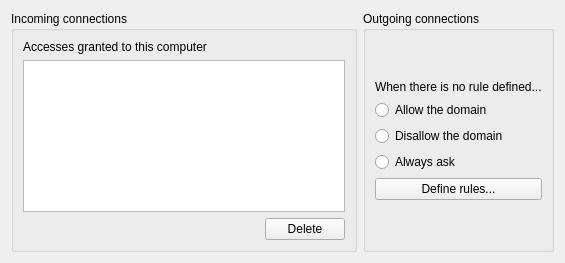
Before: the Qt Designer form kcontrol/remotewidgets/generalpage.ui in mgottschlag/kwin-tiling, drawn with Qt 5.
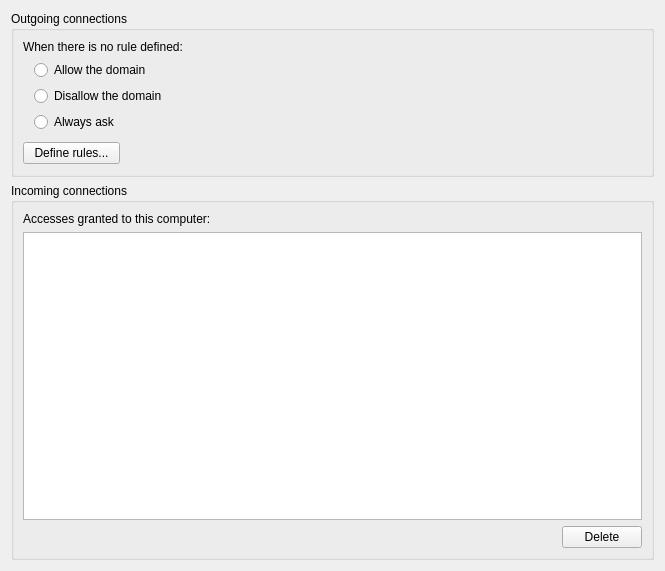
After: the same form once the commit is applied.

```diff
--- a/kcontrol/remotewidgets/generalpage.ui
+++ b/kcontrol/remotewidgets/generalpage.ui
@@ -6,128 +6,135 @@
    <rect>
     <x>0</x>
     <y>0</y>
-    <width>565</width>
-    <height>263</height>
+    <width>665</width>
+    <height>571</height>
    </rect>
   </property>
-  <layout class="QHBoxLayout" name="horizontalLayout">
-   <item>
-    <widget class="QGroupBox" name="groupBox">
-     <property name="title">
-      <string>Incoming connections</string>
-     </property>
-     <layout class="QGridLayout" name="gridLayout">
-      <item row="1" column="0">
-       <layout class="QVBoxLayout" name="verticalLayout_4">
-        <item>
-         <widget class="QTableWidget" name="tableWidget_2"/>
-        </item>
-        <item>
-         <layout class="QHBoxLayout" name="horizontalLayout_3">
-          <item>
-           <spacer name="horizontalSpacer_2">
-            <property name="orientation">
-             <enum>Qt::Horizontal</enum>
-            </property>
-            <property name="sizeHint" stdset="0">
-             <size>
-              <width>40</width>
-              <height>20</height>
-             </size>
-            </property>
-           </spacer>
-          </item>
-          <item>
-           <widget class="QPushButton" name="pushButton_4">
-            <property name="text">
-             <string>Delete</string>
-            </property>
-           </widget>
-          </item>
-         </layout>
-        </item>
-       </layout>
-      </item>
-      <item row="0" column="0">
-       <widget class="QLabel" name="label_3">
-        <property name="text">
-         <string>Accesses granted to this computer</string>
-        </property>
-       </widget>
-      </item>
-     </layout>
-    </widget>
-   </item>
+  <layout class="QVBoxLayout" name="verticalLayout">
    <item>
     <widget class="QGroupBox" name="groupBox_2">
      <property name="title">
       <string>Outgoing connections</string>
      </property>
      <layout class="QGridLayout" name="gridLayout_2">
-      <item row="0" column="0">
-       <layout class="QVBoxLayout" name="verticalLayout_2">
-        <item>
-         <spacer name="verticalSpacer_2">
-          <property name="orientation">
-           <enum>Qt::Vertical</enum>
-          </property>
-          <property name="sizeHint" stdset="0">
-           <size>
-            <width>20</width>
-            <height>40</height>
-           </size>
-          </property>
-         </spacer>
-        </item>
-        <item>
+      <item row="0" column="0" colspan="3">
          <widget class="QLabel" name="label_2">
           <property name="text">
-           <string>When there is no rule defined...</string>
+         <string>When there is no rule defined:</string>
           </property>
          </widget>
         </item>
-        <item>
+      <item row="1" column="0">
+       <spacer name="horizontalSpacer">
+        <property name="orientation">
+         <enum>Qt::Horizontal</enum>
+        </property>
+        <property name="sizeType">
+         <enum>QSizePolicy::Fixed</enum>
+        </property>
+        <property name="sizeHint" stdset="0">
+         <size>
+          <width>5</width>
+          <height>20</height>
+         </size>
+        </property>
+       </spacer>
+      </item>
+      <item row="1" column="1" colspan="2">
          <widget class="QRadioButton" name="radioButton">
           <property name="text">
            <string>Allow the domain</string>
           </property>
          </widget>
         </item>
-        <item>
+      <item row="2" column="1" colspan="2">
          <widget class="QRadioButton" name="radioButton_2">
           <property name="text">
            <string>Disallow the domain</string>
           </property>
          </widget>
         </item>
-        <item>
+      <item row="3" column="1">
          <widget class="QRadioButton" name="radioButton_3">
           <property name="text">
            <string>Always ask</string>
           </property>
          </widget>
         </item>
-        <item>
+      <item row="4" column="0" colspan="2">
+       <spacer name="verticalSpacer">
+        <property name="orientation">
+         <enum>Qt::Vertical</enum>
+        </property>
+        <property name="sizeType">
+         <enum>QSizePolicy::Fixed</enum>
+        </property>
+        <property name="sizeHint" stdset="0">
+         <size>
+          <width>20</width>
+          <height>3</height>
+         </size>
+        </property>
+       </spacer>
+      </item>
+      <item row="5" column="0" colspan="2">
          <widget class="QPushButton" name="pushButton">
           <property name="text">
            <string>Define rules...</string>
           </property>
          </widget>
         </item>
-        <item>
-         <spacer name="verticalSpacer">
+      <item row="5" column="2">
+       <spacer name="horizontalSpacer_3">
           <property name="orientation">
-           <enum>Qt::Vertical</enum>
+         <enum>Qt::Horizontal</enum>
           </property>
           <property name="sizeHint" stdset="0">
            <size>
-            <width>20</width>
-            <height>40</height>
+          <width>512</width>
+          <height>24</height>
            </size>
           </property>
          </spacer>
         </item>
        </layout>
+    </widget>
+   </item>
+   <item>
+    <widget class="QGroupBox" name="groupBox">
+     <property name="title">
+      <string>Incoming connections</string>
+     </property>
+     <layout class="QGridLayout" name="gridLayout">
+      <item row="0" column="0" colspan="2">
+       <widget class="QLabel" name="label_3">
+        <property name="text">
+         <string>Accesses granted to this computer:</string>
+        </property>
+       </widget>
+      </item>
+      <item row="1" column="0" colspan="2">
+       <widget class="QTableWidget" name="tableWidget_2"/>
+      </item>
+      <item row="2" column="0">
+       <spacer name="horizontalSpacer_2">
+        <property name="orientation">
+         <enum>Qt::Horizontal</enum>
+        </property>
+        <property name="sizeHint" stdset="0">
+         <size>
+          <width>558</width>
+          <height>20</height>
+         </size>
+        </property>
+       </spacer>
+      </item>
+      <item row="2" column="1">
+       <widget class="QPushButton" name="pushButton_4">
+        <property name="text">
+         <string>Delete</string>
+        </property>
+       </widget>
       </item>
      </layout>
     </widget>
```
Lines whose indentation alone changed are shown as unchanged.
